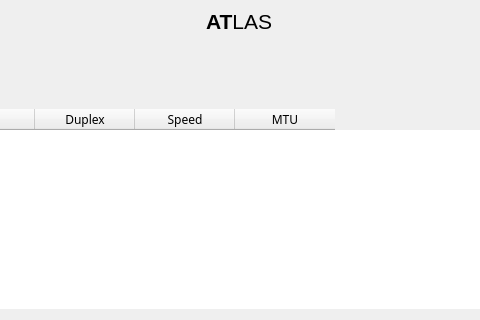
Qt form files/dashboard.ui (KramStyles/atlas) before a commit; both pictures show x 307 to 787 and y 0 to 320 of the 1076 by 744 pixel window.
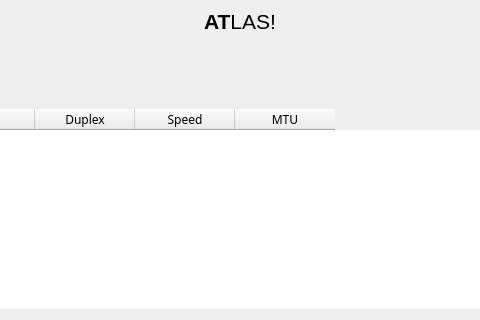
The same form after that commit. Icons and pictures are not drawn. Custom widgets are drawn as their Qt base class.

Diff of the .ui file:
```diff
--- a/files/dashboard.ui
+++ b/files/dashboard.ui
@@ -123,7 +123,7 @@
           <item>
            <widget class="QLabel" name="label">
             <property name="text">
-             <string>&lt;html&gt;&lt;head/&gt;&lt;body&gt;&lt;p&gt;&lt;span style=&quot; font-size:16pt; font-weight:600;&quot;&gt;AT&lt;/span&gt;&lt;span style=&quot; font-size:16pt;&quot;&gt;LAS&lt;/span&gt;&lt;/p&gt;&lt;/body&gt;&lt;/html&gt;</string>
+             <string>&lt;html&gt;&lt;head/&gt;&lt;body&gt;&lt;p&gt;&lt;span style=&quot; font-size:16pt; font-weight:600;&quot;&gt;AT&lt;/span&gt;&lt;span style=&quot; font-size:16pt;&quot;&gt;LAS!&lt;/span&gt;&lt;/p&gt;&lt;/body&gt;&lt;/html&gt;</string>
             </property>
            </widget>
           </item>
```
Left out of the diff: 4 changed lines with no effect on the pictures.
